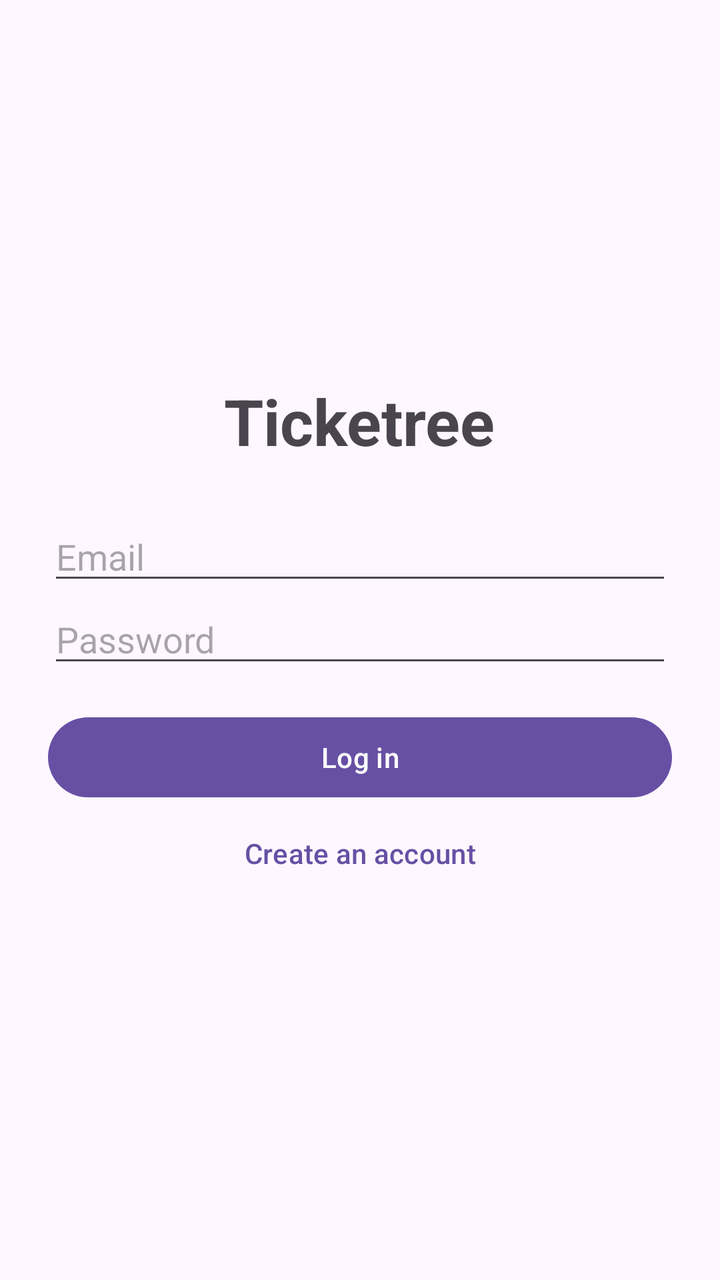
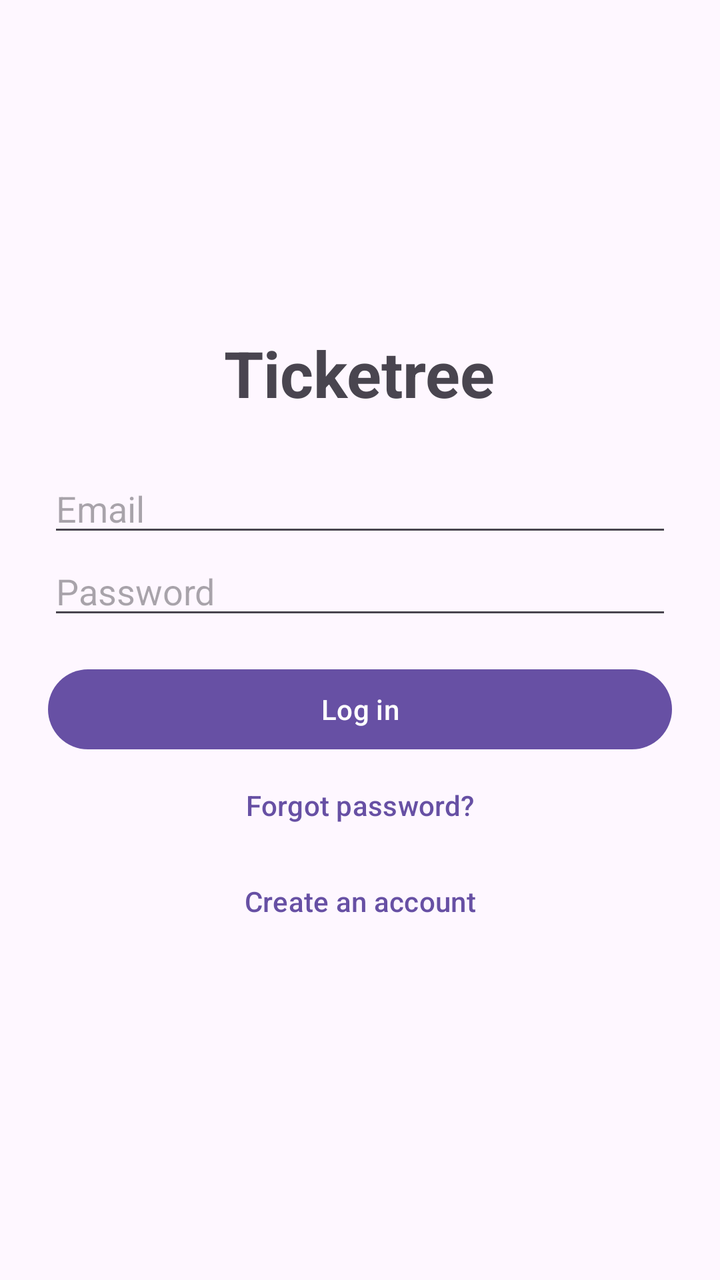

Compare the two renders of this Android layout. The source of the first and the diff that turns it into the second are given below.
<!-- AndroidManifest.xml: application theme Theme.Ticketree -->
<!-- res/layout/activity_login.xml -->
<?xml version="1.0" encoding="utf-8"?>
<LinearLayout xmlns:android="http://schemas.android.com/apk/res/android"
    android:layout_width="match_parent"
    android:layout_height="match_parent"
    android:fitsSystemWindows="true"
    android:gravity="center"
    android:orientation="vertical"
    android:padding="24dp">

    <TextView
        android:layout_width="wrap_content"
        android:layout_height="wrap_content"
        android:layout_marginBottom="24dp"
        android:text="Ticketree"
        android:textSize="32sp"
        android:textStyle="bold" />

    <EditText
        android:id="@+id/etEmail"
        android:layout_width="match_parent"
        android:layout_height="wrap_content"
        android:hint="Email"
        android:inputType="textEmailAddress" />

    <EditText
        android:id="@+id/etPassword"
        android:layout_width="match_parent"
        android:layout_height="wrap_content"
        android:hint="Password"
        android:inputType="textPassword" />

    <Button
        android:id="@+id/btnLogin"
        android:layout_width="match_parent"
        android:layout_height="wrap_content"
        android:layout_marginTop="16dp"
        android:text="Log in" />

    <Button
        android:id="@+id/btnSignUp"
        style="@style/Widget.Material3.Button.TextButton"
        android:layout_width="match_parent"
        android:layout_height="wrap_content"
        android:text="Create an account" />
</LinearLayout>
<!-- resources referenced by this layout -->
<resources>
  <style name="Theme.Ticketree" parent="Base.Theme.Ticketree" />
  <style name="Base.Theme.Ticketree" parent="Theme.Material3.DayNight.NoActionBar">
          
          
      </style>
</resources>

<!-- the commit's change to res/layout/activity_login.xml (unified diff, before → after) -->
@@ -37,6 +37,13 @@
         android:text="Log in" />
 
     <Button
+        android:id="@+id/btnForgot"
+        style="@style/Widget.Material3.Button.TextButton"
+        android:layout_width="match_parent"
+        android:layout_height="wrap_content"
+        android:text="Forgot password?" />
+
+    <Button
         android:id="@+id/btnSignUp"
         style="@style/Widget.Material3.Button.TextButton"
         android:layout_width="match_parent"
